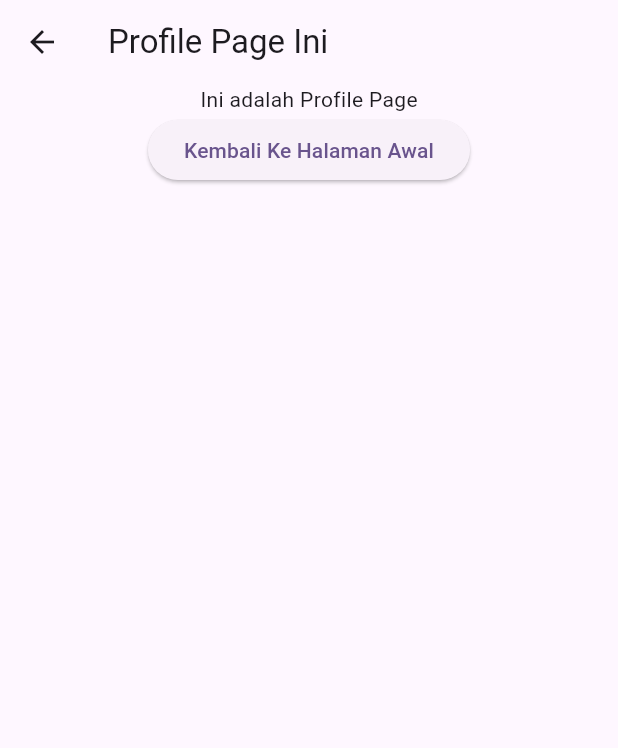
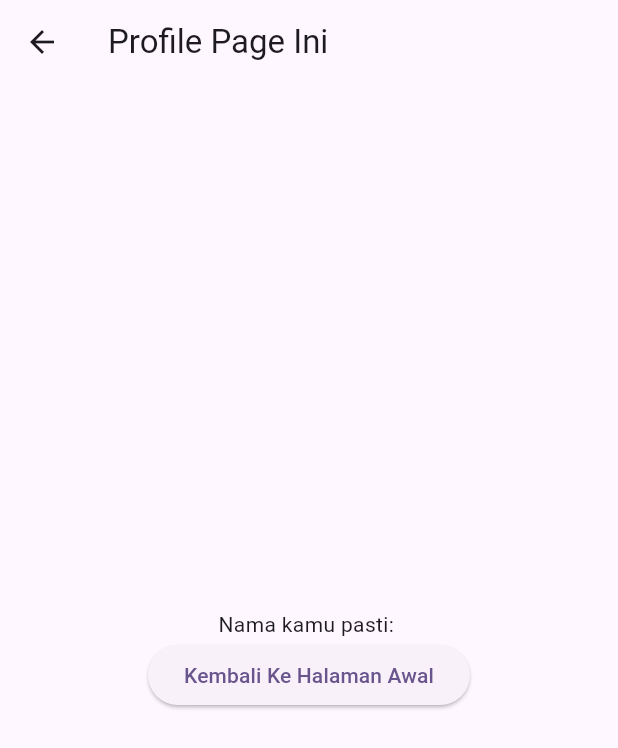
Before and after one commit to dream22301/belajar_flutter, a Flutter app: the screen it shows after launch, after a tap on "Profile Page", on a phone screen of 412 x 824 dp. Shown: the top 748 px of the screen. Run offline on Flutter 3.47's test engine with Material 3 defaults, Android fonts, the phone set to English and light mode, and no system bars; network calls fail.

Commit message:
bisa tapi ku rapihin dikit dah gimana

```diff
--- a/lib/layout/MainPage.dart
+++ b/lib/layout/MainPage.dart
@@ -1,19 +1,62 @@
 import 'package:flutter/material.dart';
+import 'package:xi_rpl/layout/DetailPage.dart';
 import 'package:xi_rpl/layout/ProfilePage.dart';
 
-class MainPage extends StatelessWidget {
+class MainPage extends StatefulWidget {
   const MainPage({super.key});
+
+  @override
+  State<MainPage> createState() => _MainPageState();
+}
+
+class _MainPageState extends State<MainPage> {
+  String Nama = '';
 
   @override
   Widget build(BuildContext context) {
     return Scaffold(
       appBar: AppBar(title: Text('Ini Homepage'),),
-      body: Center(
-        child: ElevatedButton(onPressed: () {
-          Navigator.push(context, MaterialPageRoute<void>(builder: (context) => const ProfilePage()));
-        }, style: ElevatedButton.styleFrom(fixedSize: Size(150, 50)),
-        child: Center(child: Text('Profile Page'))
-        ),
+      body: Column(
+        mainAxisAlignment: MainAxisAlignment.center,
+        spacing: 10,
+        children: [
+          Center(
+            child: ElevatedButton(onPressed: () {
+              Navigator.push(context, MaterialPageRoute<void>(builder: (context) => ProfilePage(userName: Nama)));
+            }, style: ElevatedButton.styleFrom(fixedSize: Size(150, 50)),
+            child: Center(child: Text('Profile Page'))
+            ),
+          ),
+          Center(
+            child: SizedBox(
+              width: 350,
+              height: 100,
+              child: TextField(
+                onChanged: (value) {
+                  setState(() {
+                    Nama = value;
+                  });
+                },
+                decoration: InputDecoration(
+                  border: OutlineInputBorder(
+                    borderRadius: BorderRadius.all(Radius.circular(10))
+                  ),
+                  hintText: 'Masukkan Nama Anda',
+                  labelText: 'hanya sebuah tulisan text yang lewat',
+                ),
+
+              ),
+            ),
+          ),
+
+          Center(
+            child: ElevatedButton(onPressed: () {
+              Navigator.push(context, MaterialPageRoute<void>(builder: (context) => const Detailpage()));
+            }, style: ElevatedButton.styleFrom(fixedSize: Size(150, 50)),
+            child: Center(child: Text('Detail Page'))
+            ),
+          ),
+        ],
       ),
     );
   }
--- a/lib/layout/ProfilePage.dart
+++ b/lib/layout/ProfilePage.dart
@@ -1,7 +1,11 @@
 import 'package:flutter/material.dart';
 
+
 class ProfilePage extends StatelessWidget {
-  const ProfilePage({super.key});
+  final String userName;
+  const ProfilePage({super.key, required this.userName});
+
+
 
   @override
   Widget build(BuildContext context) {
@@ -9,8 +13,11 @@ class ProfilePage extends StatelessWidget {
       appBar: AppBar(title: Text('Profile Page Ini'),),
       body: Center(
         child: Column(
+          mainAxisAlignment: MainAxisAlignment.center,
           children: [
-            Text('Ini adalah Profile Page'),
+            Text(
+              'Nama kamu pasti: $userName'
+            ),
             ElevatedButton(child: Text('Kembali Ke Halaman Awal'), onPressed: () {
               Navigator.pop(context);
             },)
```
Also changed, not shown: lib/layout/DetailPage.dart (added, +21 -0 lines).
